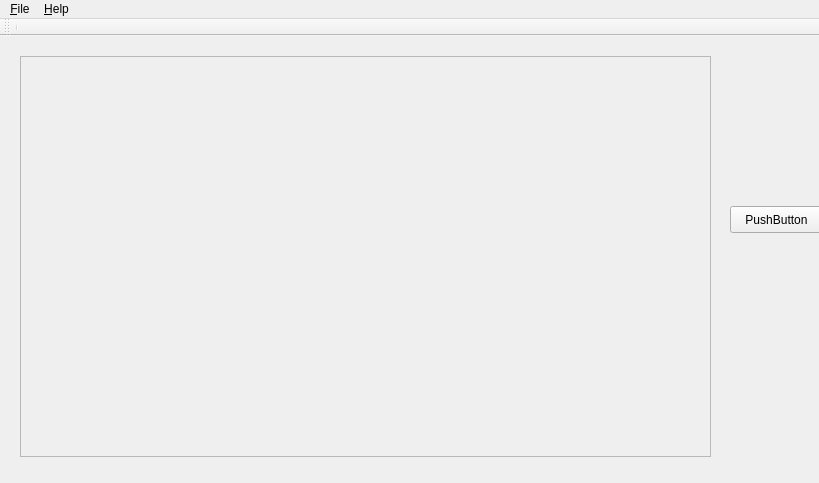
Qt form work/Praca/mainwindow.ui (wybaw/MGR) before a commit.
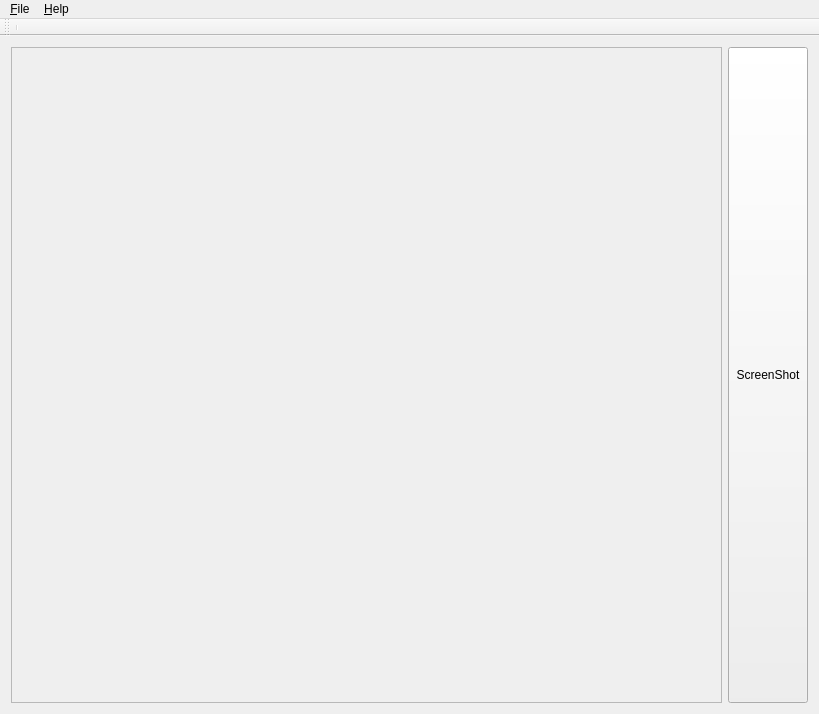
The same form after that commit.

Commit message: Grid layout resolve problem with size policy for label

The edit to the form file:
```diff
--- a/work/Praca/mainwindow.ui
+++ b/work/Praca/mainwindow.ui
@@ -7,21 +7,39 @@
     <x>0</x>
     <y>0</y>
     <width>819</width>
-    <height>483</height>
+    <height>714</height>
    </rect>
   </property>
+  <property name="sizePolicy">
+   <sizepolicy hsizetype="Preferred" vsizetype="Preferred">
+    <horstretch>0</horstretch>
+    <verstretch>0</verstretch>
+   </sizepolicy>
+  </property>
+  <property name="minimumSize">
+   <size>
+    <width>0</width>
+    <height>0</height>
+   </size>
+  </property>
   <property name="windowTitle">
    <string>MainWindow</string>
   </property>
   <widget class="QWidget" name="centralWidget">
+   <layout class="QGridLayout" name="gridLayout">
+    <item row="0" column="0">
    <widget class="QScrollArea" name="scrollArea">
-    <property name="geometry">
-     <rect>
-      <x>20</x>
-      <y>20</y>
-      <width>691</width>
-      <height>401</height>
-     </rect>
+      <property name="sizePolicy">
+       <sizepolicy hsizetype="Expanding" vsizetype="Expanding">
+        <horstretch>0</horstretch>
+        <verstretch>0</verstretch>
+       </sizepolicy>
+      </property>
+      <property name="minimumSize">
+       <size>
+        <width>0</width>
+        <height>0</height>
+       </size>
     </property>
     <property name="widgetResizable">
      <bool>true</bool>
@@ -31,25 +49,27 @@
       <rect>
        <x>0</x>
        <y>0</y>
-       <width>689</width>
-       <height>399</height>
+         <width>701</width>
+         <height>656</height>
       </rect>
      </property>
     </widget>
    </widget>
+    </item>
+    <item row="0" column="1">
    <widget class="QPushButton" name="ScreenshotButton">
-    <property name="geometry">
-     <rect>
-      <x>730</x>
-      <y>170</y>
-      <width>93</width>
-      <height>27</height>
-     </rect>
+      <property name="sizePolicy">
+       <sizepolicy hsizetype="Preferred" vsizetype="Preferred">
+        <horstretch>0</horstretch>
+        <verstretch>1</verstretch>
+       </sizepolicy>
     </property>
     <property name="text">
-     <string>PushButton</string>
-    </property>
-   </widget>
+       <string>ScreenShot</string>
+      </property>
+     </widget>
+    </item>
+   </layout>
   </widget>
   <widget class="QMenuBar" name="menuBar">
    <property name="geometry">
```
Lines whose indentation alone changed are shown as unchanged. The commit also changes 2 other files.
